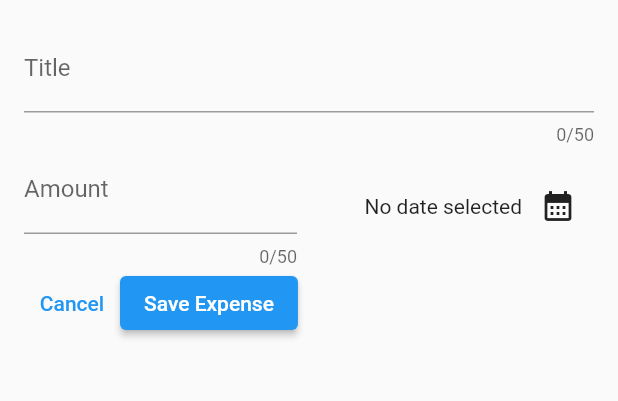
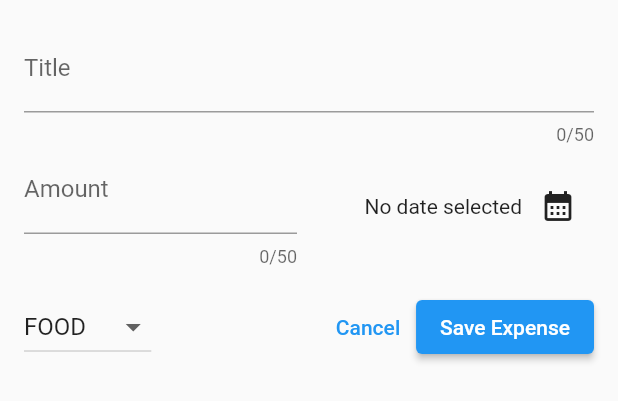
Before and after one commit to saitgungor/flutter_expense_tracker, a Flutter app: the NexExpense widget shown alone on an empty page, opened directly, on a phone screen of 412 x 824 dp. Shown: the top 401 px of the screen. Run offline on Flutter 3.47's test engine with Material 2 defaults, Android fonts, the phone set to English and light mode, and no system bars.

Commit message:
Validation added on add expense modal

```diff
--- a/lib/widgets/new_expense.dart
+++ b/lib/widgets/new_expense.dart
@@ -14,6 +14,7 @@ class _NexExpenseState extends State<NexExpense> {
   final _titleController = TextEditingController();
   final _amountController = TextEditingController();
   DateTime? _selectedDate;
+  Category _selectedCategory = Category.food;
 
   void _presentDatePicker() async {
     final now = DateTime.now();
@@ -28,6 +29,31 @@ class _NexExpenseState extends State<NexExpense> {
     setState(() {
       _selectedDate = pickedDate;
     });
+  }
+
+  void _submitExpenseData() {
+    final enteredAmount = double.tryParse(_amountController.text);
+    final amountIsInvalid = enteredAmount == null || enteredAmount <= 0;
+
+    if (_titleController.text.trim().isEmpty ||
+        amountIsInvalid ||
+        _selectedDate == null) {
+      showDialog(
+        context: context,
+        builder: (ctx) => AlertDialog(
+          title: const Text('Invalid Input'),
+          content: Text('Please make sure enter valid values'),
+          actions: [
+            TextButton(
+                onPressed: () {
+                  Navigator.pop(ctx);
+                },
+                child: const Text('Okey'))
+          ],
+        ),
+      );
+      return;
+    }
   }
 
   @override
@@ -83,20 +109,48 @@ class _NexExpenseState extends State<NexExpense> {
               ))
             ],
           ),
+          const SizedBox(
+            height: 16,
+          ),
           Row(
+            children: [
+              DropdownButton(
+                  value: _selectedCategory,
+                  items: Category.values
+                      .map(
+                        (item) => DropdownMenuItem(
+                          value: item,
+                          child: Text(
+                            item.name.toUpperCase(),
+                          ),
+                        ),
+                      )
+                      .toList(),
+                  onChanged: (value) {
+                    if (value == null) {
+                      return;
+                    }
+                    setState(() {
+                      _selectedCategory = value;
+                    });
+                  }),
+              Expanded(
+                child: Row(
+                  mainAxisAlignment: MainAxisAlignment.end,
+                  crossAxisAlignment: CrossAxisAlignment.center,
                   children: [
                     TextButton(
                       onPressed: () {
                         Navigator.pop(context);
                       },
-                child: Text('Cancel'),
+                      child: const Text('Cancel'),
                     ),
                     ElevatedButton(
-                  onPressed: () {
-                    print(_titleController.text);
-                    print(_amountController.text);
-                  },
+                        onPressed: _submitExpenseData,
                         child: const Text('Save Expense'))
+                  ],
+                ),
+              )
             ],
           )
         ],
```
Lines whose indentation alone changed are shown as unchanged.
